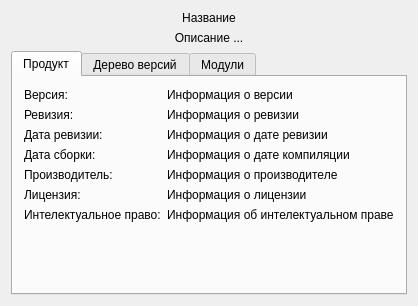
ssoft-hub/qmake-features, file src/Qt/AutoVersion/form/AboutWidget.ui: the form before one commit.
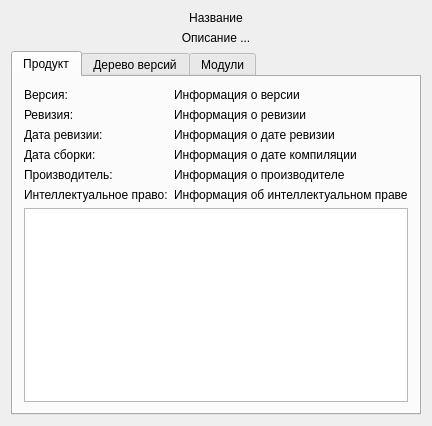
The form after the commit.

Commit message: The orthography is fixed. The text edit is added inside AboutWidget form.

```diff
--- a/src/Qt/AutoVersion/form/AboutWidget.ui
+++ b/src/Qt/AutoVersion/form/AboutWidget.ui
@@ -144,39 +144,19 @@
             </widget>
            </item>
            <item row="5" column="0">
-            <widget class="QLabel" name="license_label_name">
-             <property name="text">
-              <string>Лицензия:</string>
-             </property>
-             <property name="alignment">
-              <set>Qt::AlignLeading|Qt::AlignLeft|Qt::AlignTop</set>
-             </property>
-            </widget>
-           </item>
-           <item row="5" column="1">
-            <widget class="QLabel" name="license_label">
-             <property name="text">
-              <string>Информация о лицензии</string>
-             </property>
-             <property name="alignment">
-              <set>Qt::AlignLeading|Qt::AlignLeft|Qt::AlignTop</set>
-             </property>
-            </widget>
-           </item>
-           <item row="6" column="0">
             <widget class="QLabel" name="copyright_label_name">
              <property name="text">
-              <string>Интелектуальное право:</string>
+              <string>Интеллектуальное право:</string>
              </property>
              <property name="alignment">
               <set>Qt::AlignLeading|Qt::AlignLeft|Qt::AlignTop</set>
              </property>
             </widget>
            </item>
-           <item row="6" column="1">
+           <item row="5" column="1">
             <widget class="QLabel" name="copyright_label">
              <property name="text">
-              <string>Информация об интелектуальном праве</string>
+              <string>Информация об интеллектуальном праве</string>
              </property>
              <property name="alignment">
               <set>Qt::AlignLeading|Qt::AlignLeft|Qt::AlignTop</set>
@@ -201,17 +181,11 @@
         </layout>
        </item>
        <item>
-        <spacer name="product_tab_spacer">
-         <property name="orientation">
-          <enum>Qt::Vertical</enum>
+        <widget class="QTextEdit" name="info_view">
+         <property name="readOnly">
+          <bool>true</bool>
          </property>
-         <property name="sizeHint" stdset="0">
-          <size>
-           <width>0</width>
-           <height>0</height>
-          </size>
-         </property>
-        </spacer>
+        </widget>
        </item>
       </layout>
      </widget>
```
The commit also changes 7 other files.
